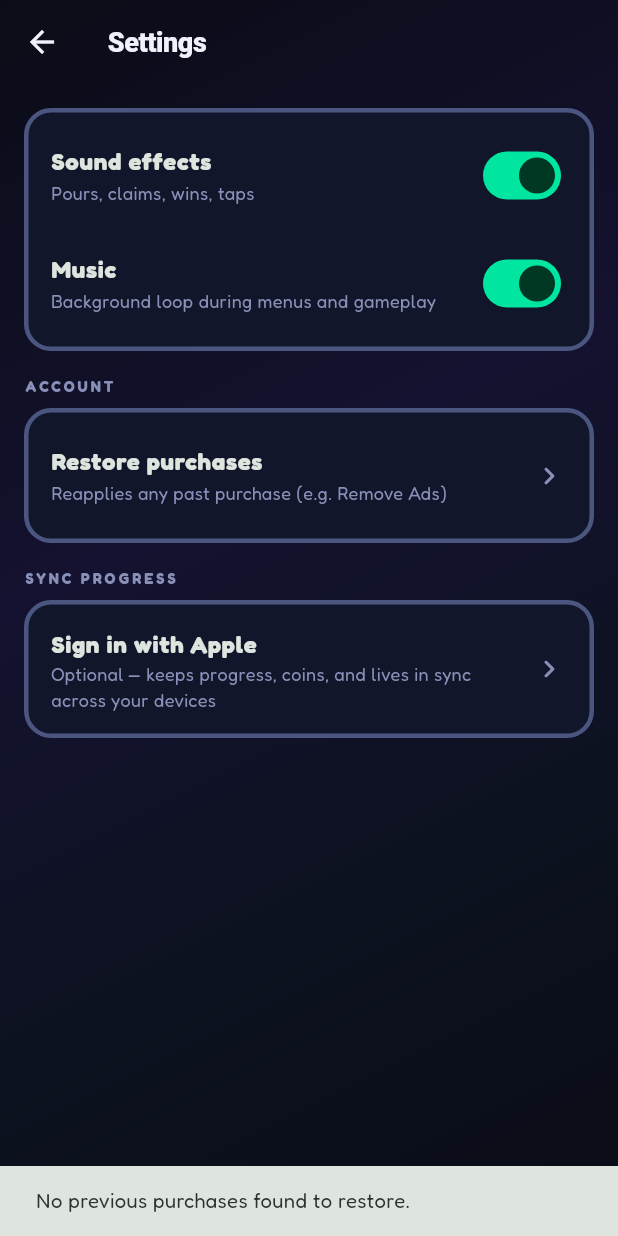
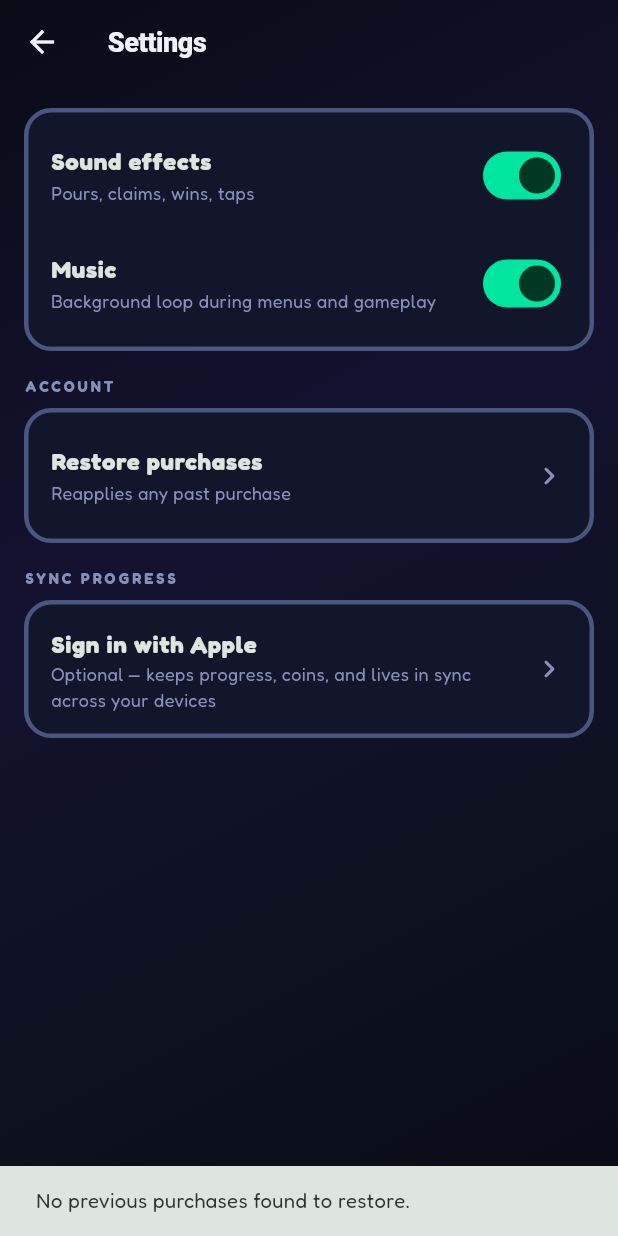
Before and after one commit to hamoodcode990/vialo, a Flutter app: the SettingsScreen screen opened directly, after a tap on "Restore purchases", on a phone screen of 412 x 824 dp. Run offline on Flutter 3.47's test engine with Material 3 defaults, Android fonts, the phone set to English and light mode, and no system bars; our stand-ins replace audioplayers, flutter_riverpod, flutter_secure_storage, flutter_svg, google_mobile_ads, shared_preferences and 1 more; missing offline and left inert: flutter_displaymode, purchases_flutter; accounts and stored records are empty.

Commit message:
Use App Store Connect's real IAP product ids and trim catalog to 6
The ids in code (vialo_*) never existed in App Store Connect, so StoreKit
rejected every product — the actual cause of the IAP review rejections,
confirmed on device by querying StoreKit directly. Switch to the
com.sablastudio.vialo.* ids App Store Connect actually has.

Drop Remove Ads (never created in App Store Connect) and the 7-day pass
(cut from v1), along with their grant cases, the no_ads restore path and
the Store screen's Ads section. The catalog is now exactly 6 consumables.

Bump build number to 4.

Co-Authored-By: Claude Opus 5.5 <noreply@anthropic.com>

```diff
--- a/app/lib/monetization/monetization_controller.dart
+++ b/app/lib/monetization/monetization_controller.dart
@@ -58,12 +58,9 @@ class MonetizationController {
     }
   }
 
-  /// Reconciles [kProductRemoveAds] (the only non-consumable in the
-  /// catalog — consumables have no StoreKit purchase history to restore).
-  /// This is the Apple-submission-checklist "buy → delete → reinstall →
-  /// restore" flow; that specific end-to-end path needs a real device and
-  /// sandbox Apple ID, which don't exist in this repo — this method is the
-  /// real, testable-once-configured implementation of it.
+  /// Every product in the v1 catalog is a consumable, which StoreKit keeps
+  /// no restorable history for — so this only syncs with RevenueCat and
+  /// reports that there's nothing to bring back.
   Future<String> restore() async {
     if (!purchases.isAvailable) {
       return 'Store not configured yet — nothing to restore.';
@@ -72,9 +69,7 @@ class MonetizationController {
     if (!result.isSuccess) {
       return 'Restore failed: ${result.errorMessage}';
     }
-    final active = result.customerInfo!.entitlements.active.keys.toSet();
-    profile.applyMutation((p) => applyRestoredEntitlements(p, active));
-    return active.contains(kEntitlementNoAds) ? 'Restored: ads removed.' : 'No previous purchases found to restore.';
+    return 'No previous purchases found to restore.';
   }
 
   /// Shows a rewarded video for [placement] (+1 life or +25 coins). Falls
--- a/app/lib/monetization/purchase_service.dart
+++ b/app/lib/monetization/purchase_service.dart
@@ -2,7 +2,6 @@ import 'package:flutter/foundation.dart';
 import 'package:flutter/services.dart' show PlatformException;
 import 'package:purchases_flutter/purchases_flutter.dart';
 
-import 'iap_products.dart';
 import 'monetization_config.dart';
 
 enum PurchaseOutcome { success, cancelled, failed, unavailable }
@@ -83,9 +82,8 @@ class PurchaseService {
     }
   }
 
-  /// Restores prior non-consumable purchases (only [kProductRemoveAds] in
-  /// this catalog — consumables have no StoreKit purchase history to
-  /// restore, by design).
+  /// Restores prior non-consumable purchases. The v1 catalog is all
+  /// consumables, which have no StoreKit purchase history to restore.
   Future<PurchaseResult> restore() async {
     if (!_configured) return PurchaseResult.unavailable();
     try {
--- a/app/lib/monetization/reward_mapping.dart
+++ b/app/lib/monetization/reward_mapping.dart
@@ -16,16 +16,12 @@ void applyProductPurchase(PlayerProfile p, String productId, int nowMs) {
       p.addLives(PlayerProfile.lifeMax);
     case kProductUnlimited2h:
       _grantUnlimitedLives(p, nowMs, const Duration(hours: 2));
-    case kProductUnlimited7d:
-      _grantUnlimitedLives(p, nowMs, const Duration(days: 7));
     case kProductCoins500:
       p.addCoins(500);
     case kProductCoins1200:
       p.addCoins(1200);
     case kProductCoins3000:
       p.addCoins(3000);
-    case kProductRemoveAds:
-      p.adsRemoved = true;
     case kProductStarterPack:
       _grantUnlimitedLives(p, nowMs, const Duration(hours: 24));
       p.addCoins(1000);
@@ -36,16 +32,6 @@ void applyProductPurchase(PlayerProfile p, String productId, int nowMs) {
       }
     default:
       throw ArgumentError.value(productId, 'productId', 'unknown IAP product');
-  }
-}
-
-/// Applies the [kEntitlementNoAds] entitlement found during a Restore
-/// Purchases call. Consumables (lives/coins/starter pack) have no purchase
-/// history for StoreKit to restore, so this is the only thing restore
-/// meaningfully reconciles.
-void applyRestoredEntitlements(PlayerProfile p, Set<String> activeEntitlements) {
-  if (activeEntitlements.contains(kEntitlementNoAds)) {
-    p.adsRemoved = true;
   }
 }
 
--- a/app/lib/screens/settings_screen.dart
+++ b/app/lib/screens/settings_screen.dart
@@ -57,7 +57,7 @@ class SettingsScreen extends ConsumerWidget {
                 contentPadding: EdgeInsets.zero,
                 title: const Text('Restore purchases', style: TextStyle(fontWeight: FontWeight.w700)),
                 subtitle: Text(
-                  monetize.isStoreAvailable ? 'Reapplies any past purchase (e.g. Remove Ads)' : 'Store not configured yet',
+                  monetize.isStoreAvailable ? 'Reapplies any past purchase' : 'Store not configured yet',
                   style: const TextStyle(color: AppColors.mute, fontSize: 12),
                 ),
                 trailing: const Icon(Icons.chevron_right_rounded, color: AppColors.mute),
--- a/app/pubspec.yaml
+++ b/app/pubspec.yaml
@@ -16,7 +16,7 @@ publish_to: 'none' # Remove this line if you wish to publish to pub.dev
 # https://developer.apple.com/library/archive/documentation/General/Reference/InfoPlistKeyReference/Articles/CoreFoundationKeys.html
 # In Windows, build-name is used as the major, minor, and patch parts
 # of the product and file versions while build-number is used as the build suffix.
-version: 1.0.0+3
+version: 1.0.0+4
 
 environment:
   sdk: ^3.12.2
```
Also changed, not shown: app/lib/monetization/iap_products.dart (+6 -38 lines), app/lib/screens/store_screen.dart (+0 -8 lines), 1 other file.
